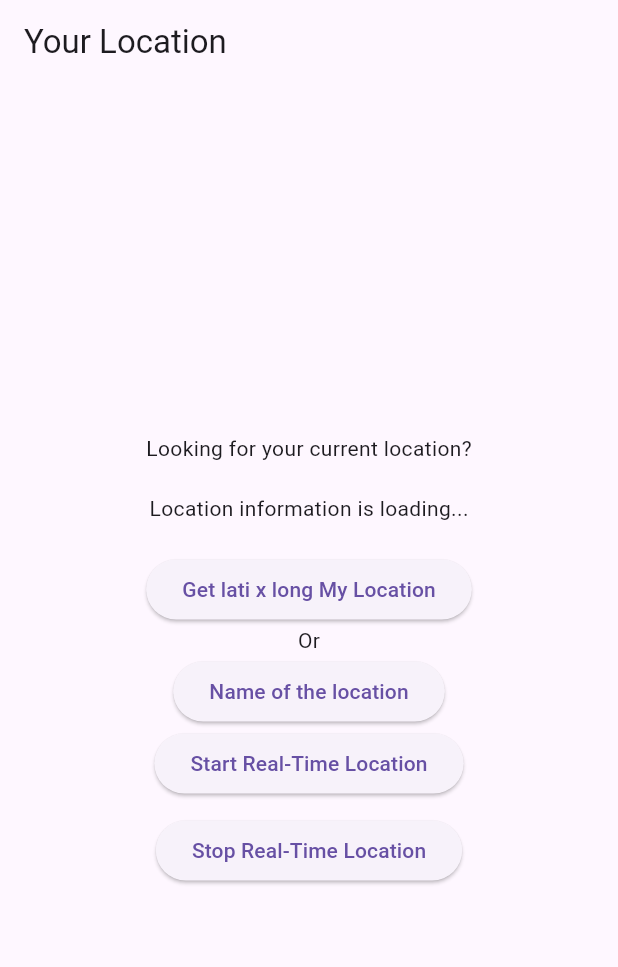
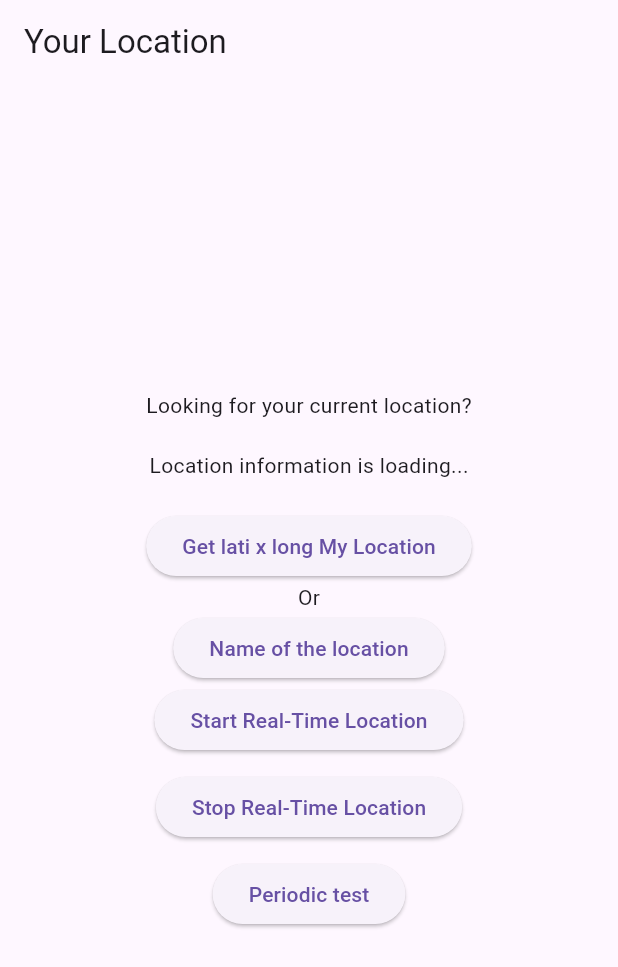
Before and after one commit to Sonykhan1121/Flutter-Full-Stack-Development, a Flutter app: the screen it shows after launch, after a tap on "Get lati x long My Location", on a phone screen of 412 x 824 dp. Shown: the top 967 px of the screen. Run offline on Flutter 3.47's test engine with Material 3 defaults, Android fonts, the phone set to English and light mode, and no system bars; our stand-ins replace azlistview, cached_network_image, camera, device_info_plus, dio, fl_chart and 8 more; missing offline and left inert: audio_session, gallery_saver_plus; project files that could hold a hidden picture were left out.

Commit message:
test  periodic stream

```diff
--- a/03 Practice Basic Flutter Projects/test_widget/lib/location_features/find_location.dart
+++ b/03 Practice Basic Flutter Projects/test_widget/lib/location_features/find_location.dart
@@ -22,8 +22,9 @@ class FindLocation extends StatefulWidget {
      // Test if location services are enabled.
      serviceEnabled = await Geolocator.isLocationServiceEnabled();
      if (!serviceEnabled) {
-       await Geolocator.openAppSettings();
-       await Geolocator.openLocationSettings();
+       LocationPermission permission = await Geolocator.requestPermission();
+       // await Geolocator.openAppSettings();
+       // await Geolocator.openLocationSettings();
 
        // Location services are not enabled don't continue
        // accessing the position and request users of the
@@ -95,6 +96,21 @@ class FindLocation extends StatefulWidget {
 
      });
    }
+   void periodictest()
+   {
+     Stream<int> limitedStream = Stream.periodic(Duration(seconds: 1),(count)=>count).take(5);
+
+     limitedStream.listen(
+         (number){
+           print('Periodic update : $number');
+           currentLocation = 'Periodic update : $number';
+           setState(() {
+
+           });
+         }
+     );
+   }
+
    void stopRealTimeLocation()
    {
      _positionStream?.cancel();
@@ -155,6 +171,11 @@ class FindLocation extends StatefulWidget {
                  onPressed: stopRealTimeLocation,
                  child: Text('Stop Real-Time Location'),
                ),
+               SizedBox(height: 10),
+               ElevatedButton(
+                 onPressed: periodictest,
+                 child: Text('Periodic test'),
+               ),
              ],
            ),
          ),
```
